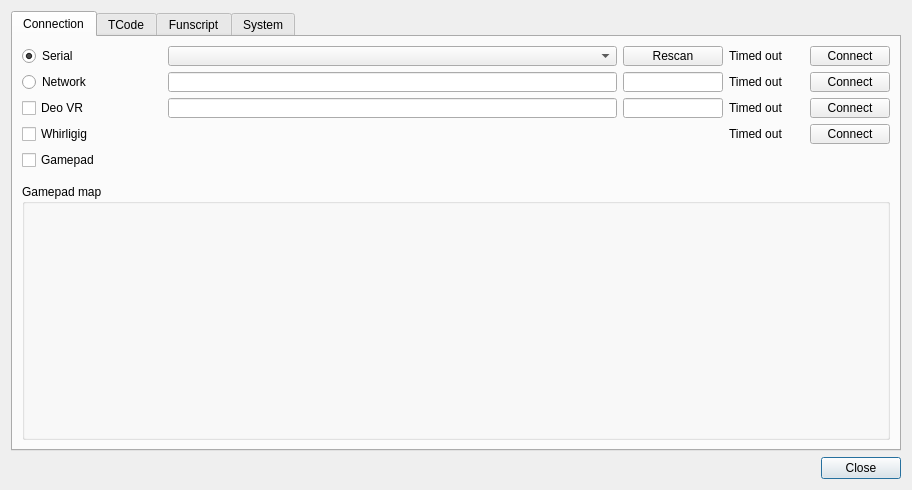
Before: the Qt Designer form src/settings.ui in jcfain/XTPlayer, drawn with Qt 5.
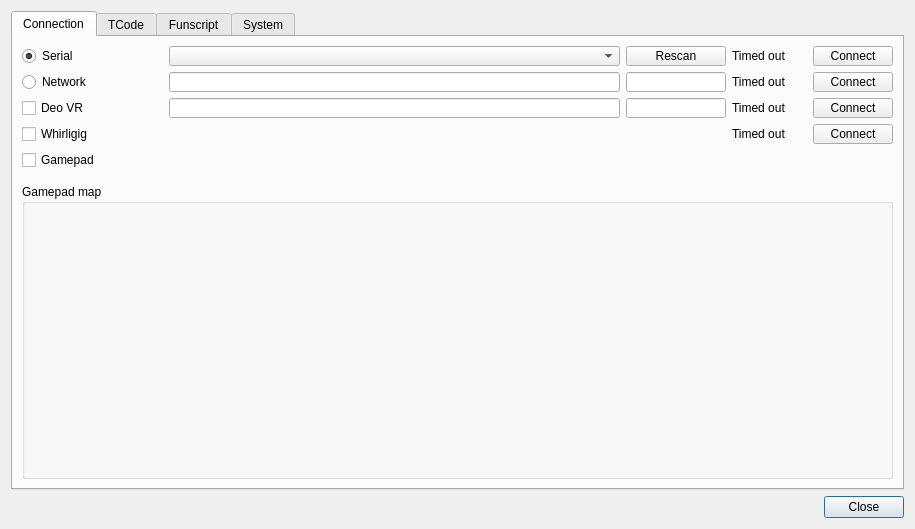
After: the same form once the commit is applied. Icons and pictures are not drawn.

Commit message: Adding about qtcompress

What changed in the file:
```diff
--- a/src/settings.ui
+++ b/src/settings.ui
@@ -6,8 +6,8 @@
    <rect>
     <x>0</x>
     <y>0</y>
-    <width>912</width>
-    <height>490</height>
+    <width>915</width>
+    <height>529</height>
    </rect>
   </property>
   <property name="windowTitle">
```
The commit also changes 1 other file.
